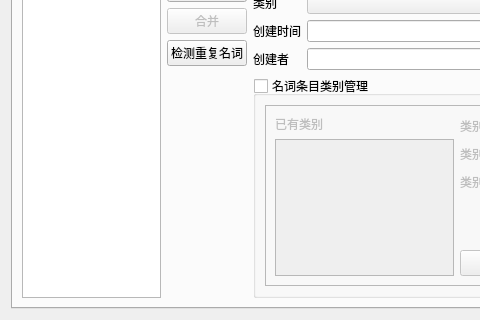
The window that forms/apcsubject.ui (wangkungit5905/PzAssistant) describes before a commit, drawn with Qt 5; both pictures show x 0 to 480 and y 166 to 486 of the 842 by 486 pixel window.
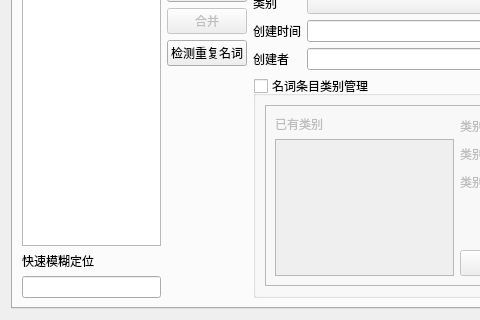
The same window after the commit. The open tabs and pages were chosen to show the change.

Commit message: 在科目余额，科目配置、名称条目、期初数据配置页中提供模糊输入快速定位功能

```diff
--- a/forms/apcsubject.ui
+++ b/forms/apcsubject.ui
@@ -711,6 +711,16 @@
            </property>
           </widget>
          </item>
+         <item>
+          <widget class="QLabel" name="label_38">
+           <property name="text">
+            <string>快速模糊定位</string>
+           </property>
+          </widget>
+         </item>
+         <item>
+          <widget class="QLineEdit" name="edtNI_NampInput"/>
+         </item>
         </layout>
        </item>
        <item>
```
Left out of the diff: 9 changed lines with no effect on the pictures. Lines whose indentation alone changed are shown as unchanged. The commit also changes 5 other files.
